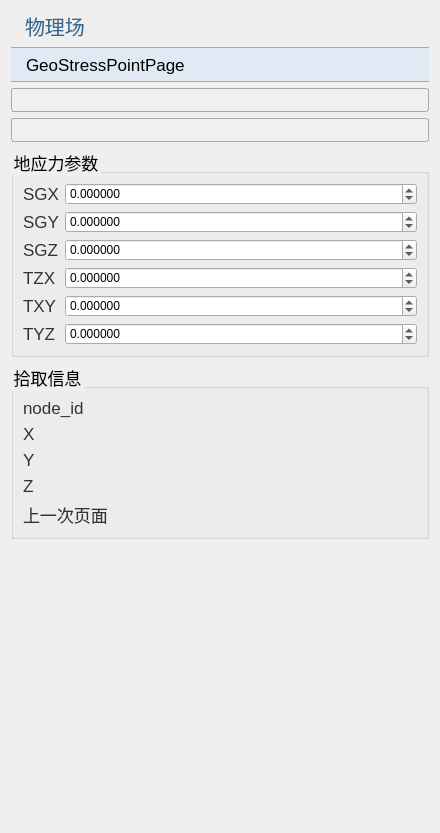
Before: the Qt Designer form plugins/Base_PhysicalField/GeoStressPointPage.ui in asd977/base_cae, drawn with Qt 5.
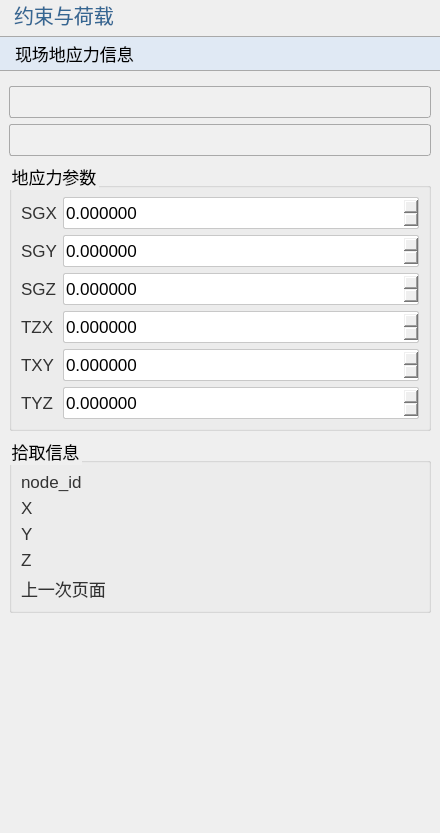
After: the same form once the commit is applied. Icons and pictures are not drawn.

Commit message: style: refine Base_PhysicalField ui layout containers and spacing

```diff
--- a/plugins/Base_PhysicalField/GeoStressPointPage.ui
+++ b/plugins/Base_PhysicalField/GeoStressPointPage.ui
@@ -23,25 +23,19 @@
     border-color: rgb(121, 121, 121);
     border-style: solid;
     height: 33px;
-    border-top: 1px solid rgb(169, 169, 169); /* 上边框为灰色 */
-    border-bottom: 1px solid rgb(169, 169, 169); /* 下边框为灰色 */
-    border-left: none; /* 移除左边框 */
+    border-top: 1px solid rgb(169, 169, 169);
+    border-bottom: 1px solid rgb(169, 169, 169);
+    border-left: none;
     border-right: none;
     text-align: left;
 	padding-left: 15px;
 	font-size: 17px;
-	border-style: solid;
 }
 QLabel {
     font-family: &quot;Microsoft YaHei&quot;, &quot;微软雅黑&quot;;
     font-size: 17px;
     text-align: left;
     color: rgb(51, 51, 51);
-    white-space: nowrap;
-    line-height: 50px;
-    position: absolute;
-    top: 0px;
-    left: 0px;
 }
 QLabel#pageNameLabel {
     font-size: 20px;
@@ -50,10 +44,11 @@
 	padding-left:9px;
     color: rgb(53, 103, 147);
 }
-QLineEdit {
-    border: 1px solid rgb(200, 200, 200); /* 设置边框为淡灰色 */
-    border-radius: 2px; /* 设置圆角半径为 5 像素 */
+QLineEdit, QDoubleSpinBox, QSpinBox {
+    border: 1px solid rgb(200, 200, 200);
+    border-radius: 2px;
 	font-size: 17px;
+    min-height: 30px;
 }
 QLineEdit:focus {
     border-color: rgb(100, 100, 255); /* 设置焦点时的边框颜色为蓝色 */
@@ -67,46 +62,39 @@
     padding-left:6px;
     background: rgb(240, 240, 240);
     border: 1px solid rgb(169, 169, 169);
-    border-radius: 3px; /* 设置边框的圆角半径为5像素 */
+    border-radius: 3px;
+    min-height: 30px;
 }
 QComboBox::drop-down {
     background: rgb(240, 240, 240);
-}
-QComboBox::down-arrow {
-    image: url(:/resources/down_arrow.png); /* 替换下拉箭头图标 */
-}
-/*QCombobox右侧按钮*/
-QComboBox::drop-down {
     subcontrol-origin: padding;
-    subcontrol-position: top right;/*放于右方顶部*/
-    border-top-right-radius: 3px;/*设置边框圆角*/
+    subcontrol-position: top right;
+    border-top-right-radius: 3px;
     border-bottom-right-radius: 3px;
 }
-QLineEdit {
-    border: 1px solid rgb(200, 200, 200); /* 设置边框为淡灰色 */
-    border-radius: 2px; /* 设置圆角半径为 5 像素 */
-	font-size: 17px;
+QComboBox::down-arrow {
+    image: url(:/resources/down_arrow.png);
 }
-QLineEdit:focus {
-    border-color: rgb(100, 100, 255); /* 设置焦点时的边框颜色为蓝色 */
-    outline: none; /* 去掉默认的焦点边框 */
+QRadioButton, QCheckBox, QGroupBox {
+    font-size: 17px;
 }
-
-QRadioButton {
-    font-size: 17px; /* 设置字体大小为 14 像素 */
-}
-
-QCheckBox {
-    font-size: 17px; /* 设置字体大小为 14 像素 */
-}
-
-QGroupBox{
-    font-size: 17px; /* 设置字体大小为 14 像素 */   
+QTableWidget {
+    font-size: 16px;
+    gridline-color: rgb(210, 210, 210);
 }
 
 </string>
   </property>
   <layout class="QVBoxLayout" name="verticalLayout">
+   <property name="leftMargin">
+    <number>0</number>
+   </property>
+   <property name="topMargin">
+    <number>0</number>
+   </property>
+   <property name="rightMargin">
+    <number>0</number>
+   </property>
    <item>
     <widget class="QLabel" name="pageNameLabel">
      <property name="sizePolicy">
@@ -116,7 +104,7 @@
       </sizepolicy>
      </property>
      <property name="text">
-      <string>物理场</string>
+      <string>约束与荷载</string>
      </property>
     </widget>
    </item>
@@ -129,10 +117,13 @@
       </sizepolicy>
      </property>
      <property name="text">
-      <string>GeoStressPointPage</string>
+      <string>现场地应力信息</string>
      </property>
     </widget>
    </item>
+   <item>
+    <widget class="QWidget" name="contentWidget" native="true">
+     <layout class="QVBoxLayout" name="contentLayout">
    <item>
     <widget class="QComboBox" name="comboBoxDim"/>
    </item>
@@ -379,7 +370,10 @@
       </item>
      </layout>
     </widget>
+   </item>     </layout>
+    </widget>
    </item>
+
    <item>
     <spacer name="verticalSpacer">
      <property name="orientation">
```
Left out of the diff: 8 changed lines with no effect on the pictures. The commit also changes 10 other files.
